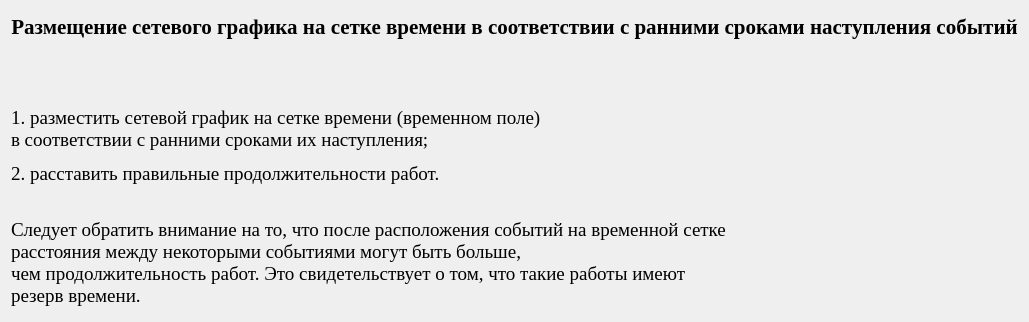
Qt form qt_designer_ui/TextTask3.ui (IvaMarin/Project-Network-Diagram-App) before a commit.
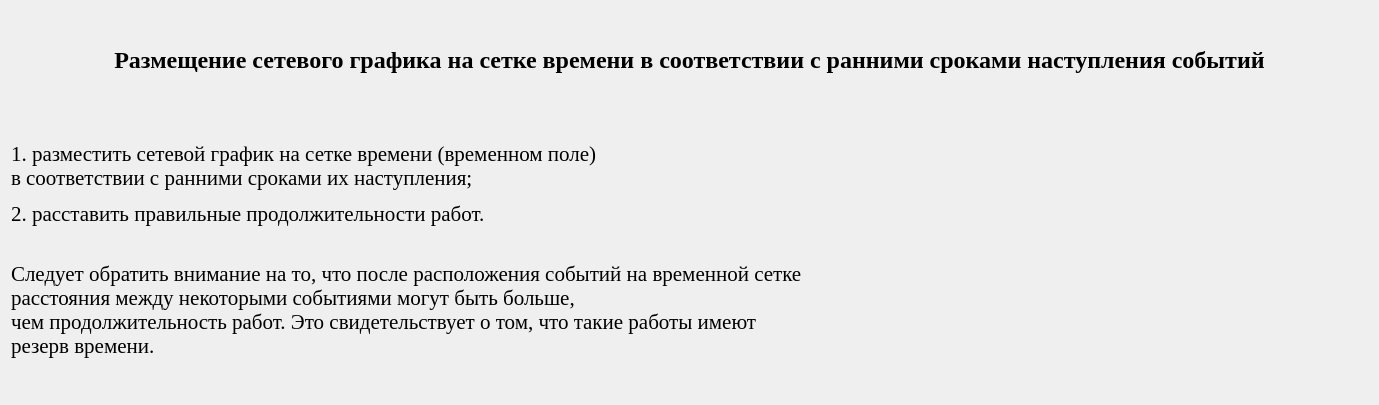
The same form after that commit.

Patch:
```diff
--- a/qt_designer_ui/TextTask3.ui
+++ b/qt_designer_ui/TextTask3.ui
@@ -6,8 +6,8 @@
    <rect>
     <x>0</x>
     <y>0</y>
-    <width>1025</width>
-    <height>322</height>
+    <width>1379</width>
+    <height>405</height>
    </rect>
   </property>
   <property name="windowTitle">
@@ -23,7 +23,7 @@
       </font>
      </property>
      <property name="text">
-      <string>&lt;html&gt;&lt;head/&gt;&lt;body&gt;&lt;p align=&quot;center&quot;&gt;&lt;span style=&quot; font-size:16pt; font-weight:600;&quot;&gt;Размещение сетевого графика на сетке времени в соответствии с ранними сроками наступления событий&lt;/span&gt;&lt;/p&gt;&lt;p align=&quot;center&quot;&gt;&lt;br/&gt;&lt;/p&gt;&lt;p align=&quot;justify&quot;&gt;1. разместить сетевой график на сетке времени (временном поле)&lt;br/&gt;в соответствии с ранними сроками их наступления; &lt;/p&gt;&lt;p align=&quot;justify&quot;&gt;2. расставить правильные продолжительности работ.&lt;/p&gt;&lt;p align=&quot;justify&quot;&gt;&lt;br/&gt;Следует обратить внимание на то, что после расположения событий на временной сетке &lt;br/&gt;расстояния между некоторыми событиями могут быть больше, &lt;br/&gt;чем продолжительность работ. Это свидетельствует о том, что такие работы имеют &lt;br/&gt;резерв времени.&lt;/p&gt;&lt;/body&gt;&lt;/html&gt;</string>
+      <string>&lt;html&gt;&lt;head/&gt;&lt;body&gt;&lt;p align=&quot;center&quot;&gt;&lt;span style=&quot; font-size:18pt; font-weight:600;&quot;&gt;Размещение сетевого графика на сетке времени в соответствии с ранними сроками наступления событий&lt;/span&gt;&lt;/p&gt;&lt;p align=&quot;center&quot;&gt;&lt;br/&gt;&lt;/p&gt;&lt;p align=&quot;justify&quot;&gt;&lt;span style=&quot; font-size:16pt;&quot;&gt;1. разместить сетевой график на сетке времени (временном поле)&lt;br/&gt;в соответствии с ранними сроками их наступления; &lt;/span&gt;&lt;/p&gt;&lt;p align=&quot;justify&quot;&gt;&lt;span style=&quot; font-size:16pt;&quot;&gt;2. расставить правильные продолжительности работ.&lt;/span&gt;&lt;/p&gt;&lt;p align=&quot;justify&quot;&gt;&lt;span style=&quot; font-size:16pt;&quot;&gt;&lt;br/&gt;Следует обратить внимание на то, что после расположения событий на временной сетке &lt;br/&gt;расстояния между некоторыми событиями могут быть больше, &lt;br/&gt;чем продолжительность работ. Это свидетельствует о том, что такие работы имеют &lt;br/&gt;резерв времени.&lt;/span&gt;&lt;/p&gt;&lt;/body&gt;&lt;/html&gt;</string>
      </property>
     </widget>
    </item>
```
